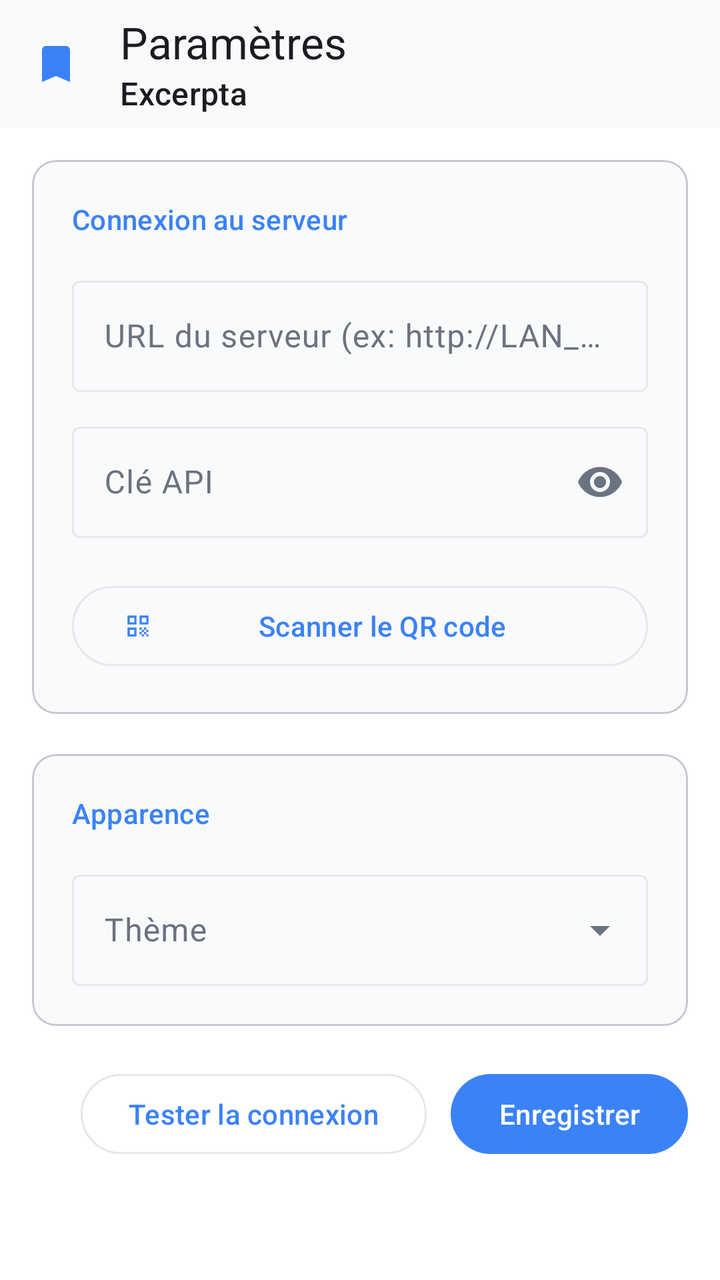
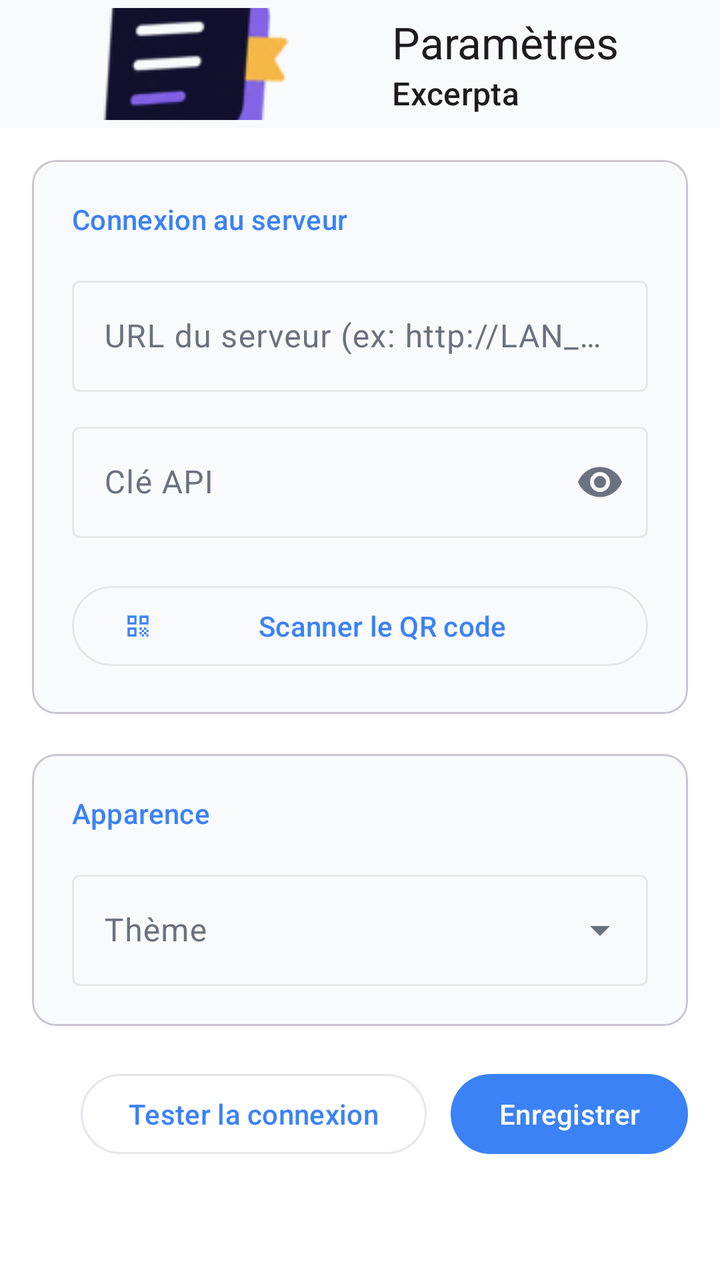

Compare the two renders of this Android layout. The source of the first and the diff that turns it into the second are given below.
<!-- AndroidManifest.xml: application theme Theme.Excerpta -->
<!-- res/layout/activity_main.xml -->
<?xml version="1.0" encoding="utf-8"?>
<androidx.coordinatorlayout.widget.CoordinatorLayout
    xmlns:android="http://schemas.android.com/apk/res/android"
    xmlns:app="http://schemas.android.com/apk/res-auto"
    android:layout_width="match_parent"
    android:layout_height="match_parent"
    android:background="?android:attr/colorBackground">

    <com.google.android.material.appbar.AppBarLayout
        android:layout_width="match_parent"
        android:layout_height="wrap_content"
        android:fitsSystemWindows="true">

        <com.google.android.material.appbar.MaterialToolbar
            android:id="@+id/toolbar"
            android:layout_width="match_parent"
            android:layout_height="?attr/actionBarSize"
            app:navigationIcon="@drawable/ic_bookmark"
            app:navigationIconTint="?attr/colorPrimary"
            app:title="@string/settings_title"
            app:subtitle="@string/app_name" />

    </com.google.android.material.appbar.AppBarLayout>

    <androidx.core.widget.NestedScrollView
        android:layout_width="match_parent"
        android:layout_height="match_parent"
        app:layout_behavior="@string/appbar_scrolling_view_behavior">

        <LinearLayout
            android:layout_width="match_parent"
            android:layout_height="wrap_content"
            android:orientation="vertical"
            android:padding="16dp"
            android:paddingBottom="32dp">

            
            <com.google.android.material.card.MaterialCardView
                style="@style/Widget.Material3.CardView.Outlined"
                android:layout_width="match_parent"
                android:layout_height="wrap_content"
                android:layout_marginBottom="20dp">

                <LinearLayout
                    android:layout_width="match_parent"
                    android:layout_height="wrap_content"
                    android:orientation="vertical"
                    android:padding="20dp">

                    <TextView
                        android:layout_width="wrap_content"
                        android:layout_height="wrap_content"
                        android:text="@string/section_connection"
                        android:textAppearance="?attr/textAppearanceLabelLarge"
                        android:textColor="?attr/colorPrimary"
                        android:layout_marginBottom="16dp" />

                    <com.google.android.material.textfield.TextInputLayout
                        android:layout_width="match_parent"
                        android:layout_height="wrap_content"
                        android:hint="@string/hint_server_url"
                        style="@style/Widget.Material3.TextInputLayout.OutlinedBox"
                        android:layout_marginBottom="12dp">

                        <com.google.android.material.textfield.TextInputEditText
                            android:id="@+id/etServer"
                            android:layout_width="match_parent"
                            android:layout_height="wrap_content"
                            android:inputType="textUri"
                            android:imeOptions="actionNext"
                            android:maxLines="1" />

                    </com.google.android.material.textfield.TextInputLayout>

                    <com.google.android.material.textfield.TextInputLayout
                        android:layout_width="match_parent"
                        android:layout_height="wrap_content"
                        android:hint="@string/hint_api_key"
                        style="@style/Widget.Material3.TextInputLayout.OutlinedBox"
                        app:endIconMode="password_toggle"
                        android:layout_marginBottom="20dp">

                        <com.google.android.material.textfield.TextInputEditText
                            android:id="@+id/etApiKey"
                            android:layout_width="match_parent"
                            android:layout_height="wrap_content"
                            android:inputType="textPassword"
                            android:imeOptions="actionDone" />

                    </com.google.android.material.textfield.TextInputLayout>

                    <com.google.android.material.button.MaterialButton
                        android:id="@+id/btnScan"
                        style="@style/Widget.Material3.Button.OutlinedButton"
                        android:layout_width="match_parent"
                        android:layout_height="wrap_content"
                        android:text="@string/btn_scan_qr"
                        app:icon="@drawable/ic_qr_scan" />

                </LinearLayout>
            </com.google.android.material.card.MaterialCardView>

            
            <com.google.android.material.card.MaterialCardView
                style="@style/Widget.Material3.CardView.Outlined"
                android:layout_width="match_parent"
                android:layout_height="wrap_content"
                android:layout_marginBottom="20dp">

                <LinearLayout
                    android:layout_width="match_parent"
                    android:layout_height="wrap_content"
                    android:orientation="vertical"
                    android:padding="20dp">

                    <TextView
                        android:layout_width="wrap_content"
                        android:layout_height="wrap_content"
                        android:text="@string/section_appearance"
                        android:textAppearance="?attr/textAppearanceLabelLarge"
                        android:textColor="?attr/colorPrimary"
                        android:layout_marginBottom="16dp" />

                    <com.google.android.material.textfield.TextInputLayout
                        android:id="@+id/tilTheme"
                        style="@style/Widget.Material3.TextInputLayout.OutlinedBox.ExposedDropdownMenu"
                        android:layout_width="match_parent"
                        android:layout_height="wrap_content"
                        android:hint="@string/hint_theme">

                        <AutoCompleteTextView
                            android:id="@+id/actvTheme"
                            android:layout_width="match_parent"
                            android:layout_height="wrap_content"
                            android:inputType="none"
                            android:focusable="false"
                            android:focusableInTouchMode="false" />

                    </com.google.android.material.textfield.TextInputLayout>

                </LinearLayout>
            </com.google.android.material.card.MaterialCardView>

            
            <LinearLayout
                android:layout_width="match_parent"
                android:layout_height="wrap_content"
                android:orientation="horizontal"
                android:gravity="end"
                android:layout_marginBottom="16dp">

                <com.google.android.material.button.MaterialButton
                    android:id="@+id/btnTest"
                    style="@style/Widget.Material3.Button.OutlinedButton"
                    android:layout_width="wrap_content"
                    android:layout_height="wrap_content"
                    android:text="@string/btn_test"
                    android:layout_marginEnd="12dp" />

                <com.google.android.material.button.MaterialButton
                    android:id="@+id/btnSave"
                    android:layout_width="wrap_content"
                    android:layout_height="wrap_content"
                    android:text="@string/btn_save" />

            </LinearLayout>

            <TextView
                android:id="@+id/tvStatus"
                android:layout_width="match_parent"
                android:layout_height="wrap_content"
                android:textAppearance="?attr/textAppearanceBodySmall"
                android:textColor="?attr/colorOnSurfaceVariant"
                android:minLines="2" />

        </LinearLayout>
    </androidx.core.widget.NestedScrollView>

</androidx.coordinatorlayout.widget.CoordinatorLayout>
<!-- resources referenced by this layout -->
<resources>
  <!-- drawable ic_bookmark (drawable) -->
  <?xml version="1.0" encoding="utf-8"?>
  <vector xmlns:android="http://schemas.android.com/apk/res/android"
      android:width="24dp"
      android:height="24dp"
      android:viewportWidth="24"
      android:viewportHeight="24">
      <path
          android:fillColor="#000000"
          android:pathData="M17,3H7C5.9,3 5,3.9 5,5v16l7,-3 7,3V5C19,3.9 18.1,3 17,3z"/>
  </vector>
  <!-- drawable ic_qr_scan (drawable) -->
  <?xml version="1.0" encoding="utf-8"?>
  <vector xmlns:android="http://schemas.android.com/apk/res/android"
      android:width="24dp"
      android:height="24dp"
      android:viewportWidth="24"
      android:viewportHeight="24">
      <path
          android:fillColor="#000000"
          android:pathData="M9.5,6.5v3h-3v-3H9.5M11,5H5v6h6V5zM9.5,14.5v3h-3v-3H9.5M11,13H5v6h6V13zM17.5,6.5v3h-3v-3H17.5M19,5h-6v6h6V5zM13,13h1.5v1.5H13V13zM14.5,14.5H16V16h-1.5V14.5zM16,13h1.5v1.5H16V13zM13,16h1.5v1.5H13V16zM14.5,17.5H16V19h-1.5V17.5zM16,16h1.5v1.5H16V16zM17.5,14.5H19V16h-1.5V14.5zM17.5,17.5H19V19h-1.5V17.5z"/>
  </vector>
  <string name="app_name">Excerpta</string>
  <string name="btn_save">Enregistrer</string>
  <string name="btn_scan_qr">Scanner le QR code</string>
  <string name="btn_test">Tester la connexion</string>
  <string name="hint_api_key">Clé API</string>
  <string name="hint_server_url">URL du serveur (ex: http://LAN_HOST_1:8070)</string>
  <string name="hint_theme">Thème</string>
  <string name="section_appearance">Apparence</string>
  <string name="section_connection">Connexion au serveur</string>
  <string name="settings_title">Paramètres</string>
  <style name="Theme.Excerpta" parent="Theme.Material3.Light.NoActionBar">
          <item name="colorPrimary">@color/t_light_primary</item>
          <item name="colorOnPrimary">@color/t_light_on_primary</item>
          <item name="colorPrimaryContainer">@color/t_light_primary_container</item>
          <item name="colorOnPrimaryContainer">@color/t_light_on_primary_container</item>
          <item name="colorSurface">@color/t_light_surface</item>
          <item name="colorOnSurface">@color/t_light_on_surface</item>
          <item name="colorOnSurfaceVariant">@color/t_light_on_surface_variant</item>
          <item name="android:colorBackground">@color/t_light_background</item>
          <item name="colorOutline">@color/t_light_outline</item>
      </style>
  <color name="t_light_primary">#3B82F6</color>
  <color name="t_light_on_primary">#FFFFFF</color>
  <color name="t_light_primary_container">#DBEAFE</color>
  <color name="t_light_on_primary_container">#1E40AF</color>
  <color name="t_light_surface">#F9FAFB</color>
  <color name="t_light_on_surface">#111827</color>
  <color name="t_light_on_surface_variant">#6B7280</color>
  <color name="t_light_background">#FFFFFF</color>
  <color name="t_light_outline">#E5E7EB</color>
</resources>

<!-- the commit's change to res/layout/activity_main.xml (unified diff, before → after) -->
@@ -15,8 +15,7 @@
             android:id="@+id/toolbar"
             android:layout_width="match_parent"
             android:layout_height="?attr/actionBarSize"
-            app:navigationIcon="@drawable/ic_bookmark"
-            app:navigationIconTint="?attr/colorPrimary"
+            app:navigationIcon="@drawable/ic_logo"
             app:title="@string/settings_title"
             app:subtitle="@string/app_name" />
 
<!-- resource entries referenced after the edit -->
@@ -1,16 +1,6 @@
 <!-- resources referenced by this layout -->
 <resources>
-  <!-- drawable ic_bookmark (drawable) -->
-  <?xml version="1.0" encoding="utf-8"?>
-  <vector xmlns:android="http://schemas.android.com/apk/res/android"
-      android:width="24dp"
-      android:height="24dp"
-      android:viewportWidth="24"
-      android:viewportHeight="24">
-      <path
-          android:fillColor="#000000"
-          android:pathData="M17,3H7C5.9,3 5,3.9 5,5v16l7,-3 7,3V5C19,3.9 18.1,3 17,3z"/>
-  </vector>
+  <!-- drawable ic_logo: png bitmap (drawable, 11209 bytes) -->
   <!-- drawable ic_qr_scan (drawable) -->
   <?xml version="1.0" encoding="utf-8"?>
   <vector xmlns:android="http://schemas.android.com/apk/res/android"
